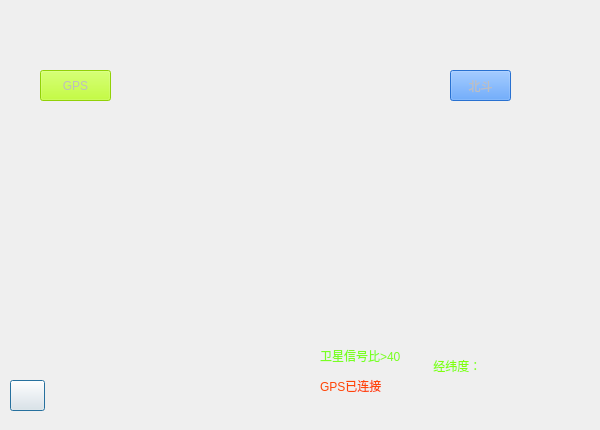
The window that dashboard.ui (jjzhang166/DvrUI) describes before a commit, drawn with Qt 5.
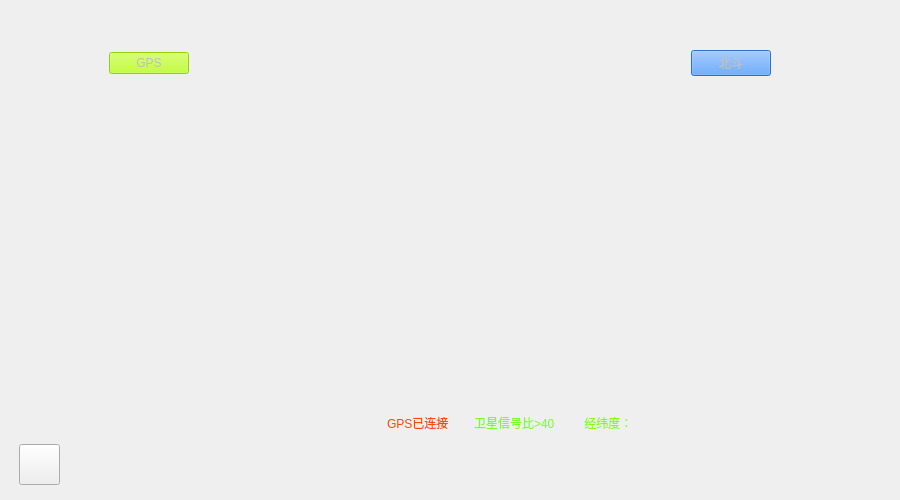
The same window after the commit. Icons and pictures are not drawn.

```diff
--- a/dashboard.ui
+++ b/dashboard.ui
@@ -6,37 +6,176 @@
    <rect>
     <x>0</x>
     <y>0</y>
-    <width>600</width>
-    <height>430</height>
+    <width>900</width>
+    <height>500</height>
    </rect>
   </property>
   <property name="windowTitle">
    <string>Dialog</string>
   </property>
-  <widget class="QPushButton" name="pushButton">
+  <layout class="QGridLayout" name="gridLayout_5">
+   <property name="leftMargin">
+    <number>19</number>
+   </property>
+   <property name="topMargin">
+    <number>50</number>
+   </property>
+   <property name="rightMargin">
+    <number>19</number>
+   </property>
+   <property name="bottomMargin">
+    <number>15</number>
+   </property>
+   <item row="0" column="0" colspan="2">
+    <layout class="QGridLayout" name="gridLayout_4">
+     <property name="leftMargin">
+      <number>90</number>
+     </property>
+     <property name="rightMargin">
+      <number>110</number>
+     </property>
+     <item row="0" column="0">
+      <widget class="QPushButton" name="GPSButton">
+       <property name="enabled">
+        <bool>false</bool>
+       </property>
+       <property name="styleSheet">
+        <string notr="true">background-color:rgb(177, 255, 8)</string>
+       </property>
+       <property name="text">
+        <string>GPS</string>
+       </property>
+      </widget>
+     </item>
+     <item row="0" column="1">
+      <spacer name="horizontalSpacer_4">
+       <property name="orientation">
+        <enum>Qt::Horizontal</enum>
+       </property>
+       <property name="sizeHint" stdset="0">
+        <size>
+         <width>468</width>
+         <height>20</height>
+        </size>
+       </property>
+      </spacer>
+     </item>
+     <item row="0" column="2">
+      <widget class="QPushButton" name="bdButton">
+       <property name="enabled">
+        <bool>false</bool>
+       </property>
+       <property name="styleSheet">
+        <string notr="true">background-color:rgb(49, 138, 255)</string>
+       </property>
+       <property name="text">
+        <string>北斗</string>
+       </property>
+      </widget>
+     </item>
+    </layout>
+   </item>
+   <item row="1" column="0" colspan="2">
+    <layout class="QGridLayout" name="gridLayout">
+     <item row="0" column="0">
+      <widget class="QScrollArea" name="scrollArea_2">
+       <property name="styleSheet">
+        <string notr="true">background-image:url(:/GPS.png)</string>
+       </property>
+       <property name="frameShape">
+        <enum>QFrame::NoFrame</enum>
+       </property>
+       <property name="widgetResizable">
+        <bool>true</bool>
+       </property>
+       <widget class="QWidget" name="scrollAreaWidgetContents_2">
    <property name="geometry">
     <rect>
-     <x>10</x>
-     <y>380</y>
-     <width>35</width>
-     <height>31</height>
-    </rect>
-   </property>
+          <x>0</x>
+          <y>0</y>
+          <width>283</width>
+          <height>314</height>
+         </rect>
+        </property>
+       </widget>
+      </widget>
+     </item>
+     <item row="0" column="1">
+      <widget class="QScrollArea" name="scrollArea">
+       <property name="frameShape">
+        <enum>QFrame::NoFrame</enum>
+       </property>
+       <property name="widgetResizable">
+        <bool>true</bool>
+       </property>
+       <widget class="QWidget" name="scrollAreaWidgetContents">
+        <property name="geometry">
+         <rect>
+          <x>0</x>
+          <y>0</y>
+          <width>282</width>
+          <height>314</height>
+         </rect>
+        </property>
+       </widget>
+      </widget>
+     </item>
+     <item row="0" column="2">
+      <widget class="QScrollArea" name="scrollArea_3">
    <property name="styleSheet">
-    <string notr="true">background-image:url(:/return.png)</string>
-   </property>
-   <property name="text">
-    <string/>
-   </property>
-  </widget>
+        <string notr="true">background-image:url(:/GPS.png)</string>
+       </property>
+       <property name="frameShape">
+        <enum>QFrame::NoFrame</enum>
+       </property>
+       <property name="frameShadow">
+        <enum>QFrame::Sunken</enum>
+       </property>
+       <property name="widgetResizable">
+        <bool>true</bool>
+       </property>
+       <widget class="QWidget" name="scrollAreaWidgetContents_3">
+        <property name="geometry">
+         <rect>
+          <x>0</x>
+          <y>0</y>
+          <width>283</width>
+          <height>314</height>
+         </rect>
+        </property>
+       </widget>
+      </widget>
+     </item>
+    </layout>
+   </item>
+   <item row="2" column="0">
+    <layout class="QGridLayout" name="gridLayout_3">
+     <item row="0" column="0">
+      <spacer name="horizontalSpacer_2">
+       <property name="orientation">
+        <enum>Qt::Horizontal</enum>
+       </property>
+       <property name="sizeHint" stdset="0">
+        <size>
+         <width>368</width>
+         <height>20</height>
+        </size>
+       </property>
+      </spacer>
+     </item>
+     <item row="0" column="1">
   <widget class="QLabel" name="label">
-   <property name="geometry">
-    <rect>
-     <x>320</x>
-     <y>370</y>
+       <property name="minimumSize">
+        <size>
      <width>81</width>
      <height>31</height>
-    </rect>
+        </size>
+       </property>
+       <property name="maximumSize">
+        <size>
+         <width>81</width>
+         <height>31</height>
+        </size>
    </property>
    <property name="styleSheet">
     <string notr="true">color:rgb(255, 69, 7)</string>
@@ -45,14 +184,20 @@
     <string>GPS已连接</string>
    </property>
   </widget>
+     </item>
+     <item row="0" column="2">
   <widget class="QLabel" name="label_2">
-   <property name="geometry">
-    <rect>
-     <x>320</x>
-     <y>340</y>
+       <property name="minimumSize">
+        <size>
      <width>101</width>
      <height>31</height>
-    </rect>
+        </size>
+       </property>
+       <property name="maximumSize">
+        <size>
+         <width>101</width>
+         <height>31</height>
+        </size>
    </property>
    <property name="styleSheet">
     <string notr="true">color: rgb(121, 255, 32);</string>
@@ -61,14 +206,20 @@
     <string>卫星信号比&gt;40</string>
    </property>
   </widget>
+     </item>
+     <item row="0" column="3">
   <widget class="QLabel" name="label_3">
-   <property name="geometry">
-    <rect>
-     <x>430</x>
-     <y>350</y>
+       <property name="minimumSize">
+        <size>
      <width>71</width>
      <height>31</height>
-    </rect>
+        </size>
+       </property>
+       <property name="maximumSize">
+        <size>
+         <width>71</width>
+         <height>31</height>
+        </size>
    </property>
    <property name="styleSheet">
     <string notr="true">color:rgb(129, 255, 11)</string>
@@ -77,131 +228,62 @@
     <string> 经纬度：</string>
    </property>
   </widget>
-  <widget class="QScrollArea" name="scrollArea">
-   <property name="geometry">
-    <rect>
-     <x>170</x>
-     <y>90</y>
-     <width>221</width>
-     <height>201</height>
-    </rect>
-   </property>
-   <property name="frameShape">
-    <enum>QFrame::NoFrame</enum>
-   </property>
-   <property name="widgetResizable">
-    <bool>true</bool>
-   </property>
-   <widget class="QWidget" name="scrollAreaWidgetContents">
-    <property name="geometry">
-     <rect>
-      <x>0</x>
-      <y>0</y>
-      <width>221</width>
-      <height>201</height>
-     </rect>
-    </property>
-   </widget>
-  </widget>
-  <widget class="QScrollArea" name="scrollArea_2">
-   <property name="geometry">
-    <rect>
-     <x>10</x>
-     <y>110</y>
-     <width>151</width>
-     <height>171</height>
-    </rect>
-   </property>
+     </item>
+    </layout>
+   </item>
+   <item row="2" column="1">
+    <spacer name="horizontalSpacer_3">
+     <property name="orientation">
+      <enum>Qt::Horizontal</enum>
+     </property>
+     <property name="sizeHint" stdset="0">
+      <size>
+       <width>212</width>
+       <height>20</height>
+      </size>
+     </property>
+    </spacer>
+   </item>
+   <item row="3" column="0" colspan="2">
+    <layout class="QGridLayout" name="gridLayout_2">
+     <item row="0" column="0">
+      <widget class="QPushButton" name="pushButton">
+       <property name="minimumSize">
+        <size>
+         <width>41</width>
+         <height>41</height>
+        </size>
+       </property>
+       <property name="maximumSize">
+        <size>
+         <width>41</width>
+         <height>41</height>
+        </size>
+       </property>
    <property name="styleSheet">
-    <string notr="true">background-image:url(:/GPS.png)</string>
-   </property>
-   <property name="frameShape">
-    <enum>QFrame::NoFrame</enum>
-   </property>
-   <property name="widgetResizable">
-    <bool>true</bool>
-   </property>
-   <widget class="QWidget" name="scrollAreaWidgetContents_2">
-    <property name="geometry">
-     <rect>
-      <x>0</x>
-      <y>0</y>
-      <width>151</width>
-      <height>171</height>
-     </rect>
-    </property>
-   </widget>
-  </widget>
-  <widget class="QScrollArea" name="scrollArea_3">
-   <property name="geometry">
-    <rect>
-     <x>396</x>
-     <y>104</y>
-     <width>181</width>
-     <height>181</height>
-    </rect>
-   </property>
-   <property name="styleSheet">
-    <string notr="true">background-image:url(:/GPS.png)</string>
-   </property>
-   <property name="frameShape">
-    <enum>QFrame::NoFrame</enum>
-   </property>
-   <property name="frameShadow">
-    <enum>QFrame::Sunken</enum>
-   </property>
-   <property name="widgetResizable">
-    <bool>true</bool>
-   </property>
-   <widget class="QWidget" name="scrollAreaWidgetContents_3">
-    <property name="geometry">
-     <rect>
-      <x>0</x>
-      <y>0</y>
-      <width>181</width>
-      <height>181</height>
-     </rect>
-    </property>
-   </widget>
-  </widget>
-  <widget class="QPushButton" name="GPSButton">
-   <property name="enabled">
-    <bool>false</bool>
-   </property>
-   <property name="geometry">
-    <rect>
-     <x>40</x>
-     <y>70</y>
-     <width>71</width>
-     <height>31</height>
-    </rect>
-   </property>
-   <property name="styleSheet">
-    <string notr="true">background-color:rgb(177, 255, 8)</string>
-   </property>
+        <string notr="true">background-image:url(:/return.png)</string>
+       </property>
    <property name="text">
-    <string>GPS</string>
-   </property>
-  </widget>
-  <widget class="QPushButton" name="bdButton">
-   <property name="enabled">
-    <bool>false</bool>
-   </property>
-   <property name="geometry">
-    <rect>
-     <x>450</x>
-     <y>70</y>
-     <width>61</width>
-     <height>31</height>
-    </rect>
-   </property>
-   <property name="styleSheet">
-    <string notr="true">background-color:rgb(49, 138, 255)</string>
-   </property>
-   <property name="text">
-    <string>北斗</string>
-   </property>
-  </widget>
+        <string/>
+       </property>
+      </widget>
+     </item>
+     <item row="0" column="1">
+      <spacer name="horizontalSpacer">
+       <property name="orientation">
+        <enum>Qt::Horizontal</enum>
+       </property>
+       <property name="sizeHint" stdset="0">
+        <size>
+         <width>808</width>
+         <height>20</height>
+        </size>
+       </property>
+      </spacer>
+     </item>
+    </layout>
+   </item>
+  </layout>
   <zorder>scrollArea</zorder>
   <zorder>label_3</zorder>
   <zorder>label_2</zorder>
```
Left out of the diff: 4 changed lines with no effect on the pictures. Lines whose indentation alone changed are shown as unchanged.
